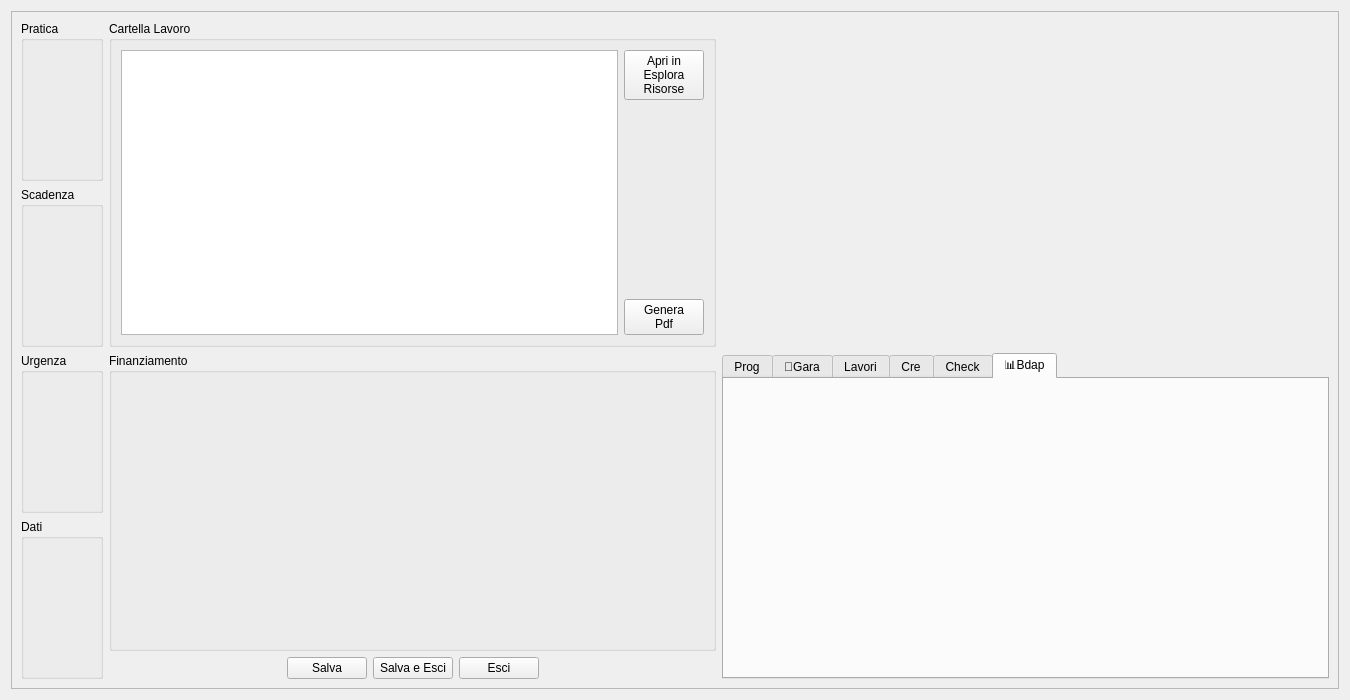
Before: the Qt Designer form schedadettaglio.ui in tarateo78/Praticometro, drawn with Qt 5.
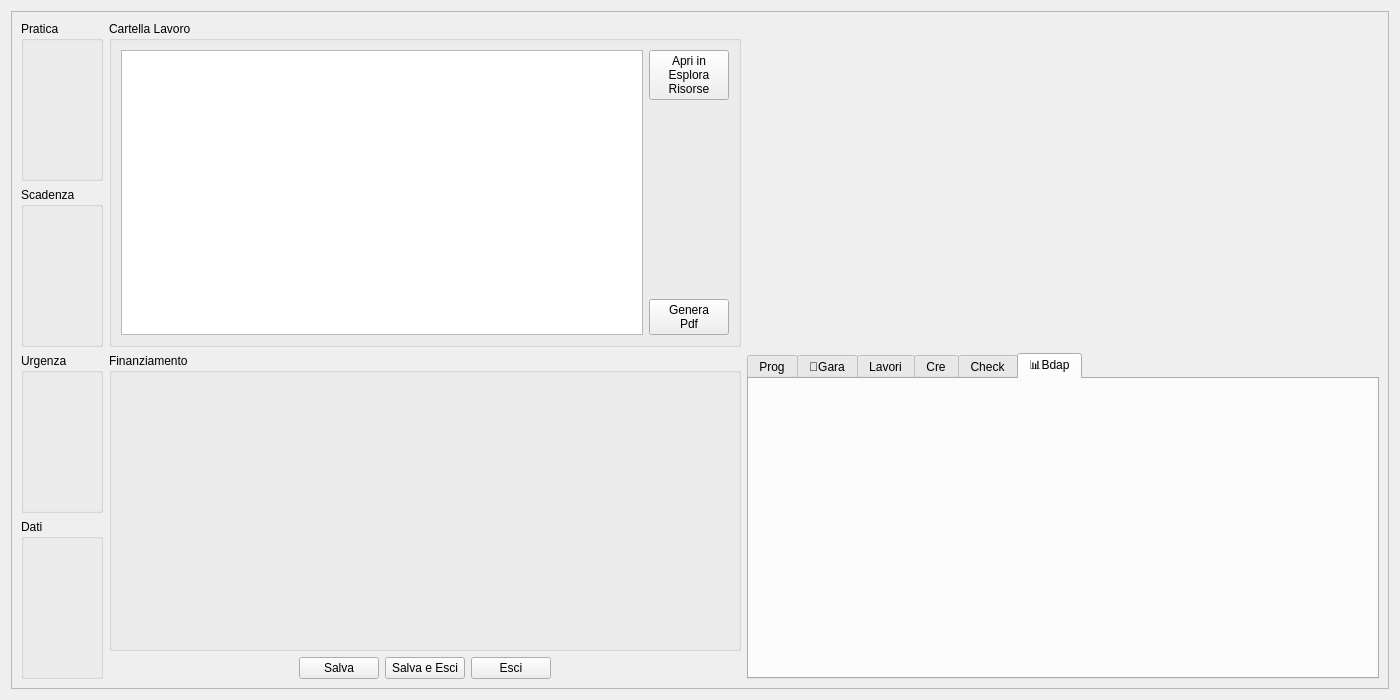
After: the same form once the commit is applied. Icons and pictures are not drawn.

Commit message: Dimensione scheda dettaglio

What changed in the file:
```diff
--- a/schedadettaglio.ui
+++ b/schedadettaglio.ui
@@ -9,7 +9,7 @@
    <rect>
     <x>0</x>
     <y>0</y>
-    <width>1350</width>
+    <width>1400</width>
     <height>700</height>
    </rect>
   </property>
@@ -30,7 +30,7 @@
        <rect>
         <x>0</x>
         <y>0</y>
-        <width>1326</width>
+        <width>1376</width>
         <height>676</height>
        </rect>
       </property>
```
